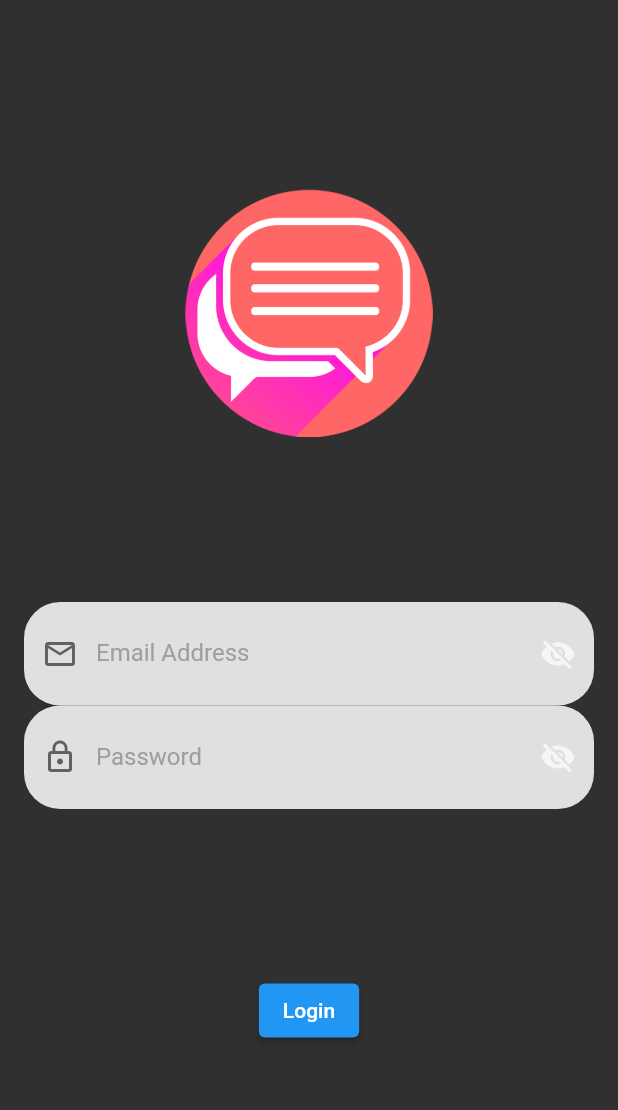
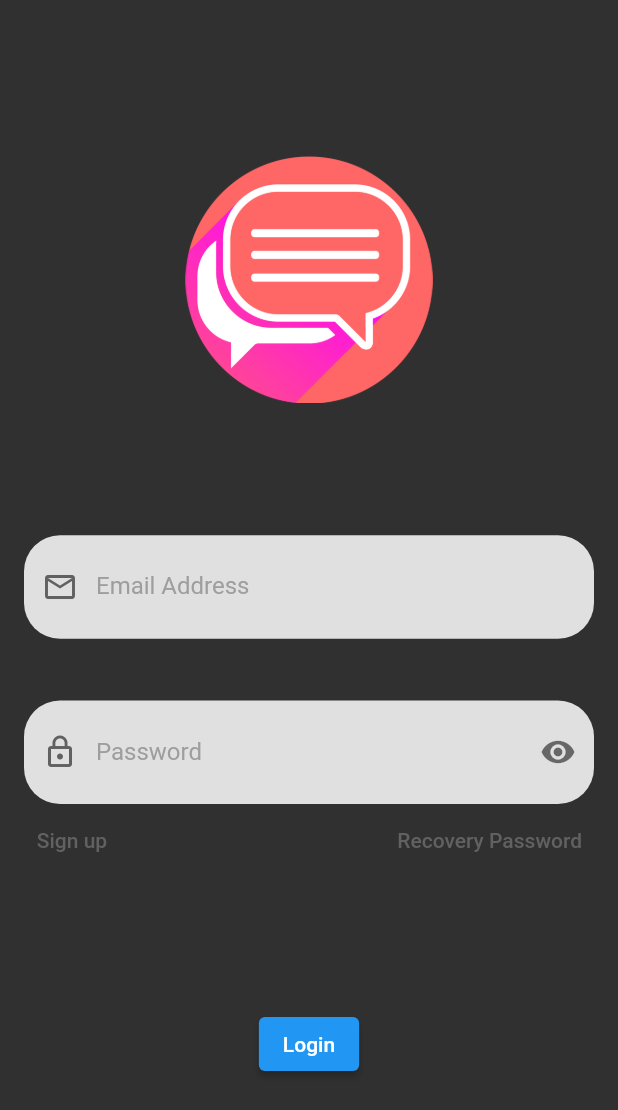
Before and after one commit to devguusta/Chat, a Flutter app: the screen it shows after launch, on a phone screen of 412 x 824 dp. Shown: the top 1110 px of the screen. Run offline on Flutter 3.47's test engine with Material 2 defaults, Android fonts, the phone set to English and light mode, and no system bars; our stand-ins replace firebase_core; accounts and stored records are empty.

Commit message:
feature: adjust login screen and widgets

```diff
--- a/lib/core/shared/widgets/custom_text_form_fiel.dart
+++ b/lib/core/shared/widgets/custom_text_form_fiel.dart
@@ -6,12 +6,14 @@ class CustomTextFormField extends StatelessWidget {
   final String? label;
   final Widget? prefixIcon;
   final TextEditingController? controller;
+  final Widget? suffixIcon;
   const CustomTextFormField({
     Key? key,
     this.hint,
     this.label,
     this.prefixIcon,
     this.controller,
+    this.suffixIcon,
   }) : super(key: key);
 
   @override
@@ -34,7 +36,7 @@ class CustomTextFormField extends StatelessWidget {
           borderSide: const BorderSide(color: Colors.transparent, width: 0),
         ),
         prefixIcon: prefixIcon,
-        suffixIcon: const Icon(Icons.visibility_off),
+        suffixIcon: suffixIcon,
         enabledBorder: OutlineInputBorder(
           borderRadius: BorderRadius.circular(24),
           borderSide: const BorderSide(color: Colors.transparent, width: 0),
--- /dev/null
+++ b/lib/core/shared/widgets/visible_widget.dart
@@ -0,0 +1,29 @@
+import 'package:flutter/material.dart';
+
+class VisibleWidget extends StatefulWidget {
+  const VisibleWidget({
+    Key? key,
+  }) : super(key: key);
+
+  @override
+  State<VisibleWidget> createState() => _VisibleWidgetState();
+}
+
+class _VisibleWidgetState extends State<VisibleWidget> {
+  bool visible = false;
+  @override
+  Widget build(BuildContext context) {
+    return IconButton(
+        icon: Icon(
+          visible ? Icons.visibility_off : Icons.visibility,
+          color: const Color.fromRGBO(0, 0, 0, 0.54),
+        ),
+        onPressed: () {
+          setState(() {
+            visible = !visible;
+          });
+
+          print(visible);
+        });
+  }
+}
--- a/lib/modules/login/presentation/login_page.dart
+++ b/lib/modules/login/presentation/login_page.dart
@@ -2,6 +2,7 @@ import 'package:chat_app/core/shared/widgets/custom_text_form_fiel.dart';
 import 'package:flutter/material.dart';
 
 import '../../../core/helpers/screen_helpers.dart';
+import '../../../core/shared/widgets/visible_widget.dart';
 
 class LoginPage extends StatefulWidget {
   const LoginPage({Key? key}) : super(key: key);
@@ -13,7 +14,9 @@ class LoginPage extends StatefulWidget {
 class _LoginPageState extends State<LoginPage> {
   @override
   Widget build(BuildContext context) {
-    return Scaffold(
+    return GestureDetector(
+      onTap: () => FocusScope.of(context).requestFocus(FocusNode()),
+      child: Scaffold(
         body: Padding(
           padding: const EdgeInsets.all(16),
           child: Column(
@@ -32,10 +35,28 @@ class _LoginPageState extends State<LoginPage> {
                     prefixIcon:
                         Icon(Icons.email_outlined, color: Colors.grey[700]),
                   ),
+                  SizedBox(height: screenHeightPercentage(context, 0.05)),
                   CustomTextFormField(
                     label: "Password",
-                  prefixIcon: Icon(Icons.lock_outline, color: Colors.grey[700]),
+                    prefixIcon:
+                        Icon(Icons.lock_outline, color: Colors.grey[700]),
                     hint: "********",
+                    suffixIcon: const VisibleWidget(),
+                  ),
+                  Row(
+                    mainAxisAlignment: MainAxisAlignment.spaceBetween,
+                    children: [
+                      TextButton(
+                        onPressed: () {},
+                        child: const Text("Sign up"),
+                        style: TextButton.styleFrom(primary: Colors.grey[700]),
+                      ),
+                      TextButton(
+                        onPressed: () {},
+                        child: const Text("Recovery Password"),
+                        style: TextButton.styleFrom(primary: Colors.grey[700]),
+                      ),
+                    ],
                   ),
                 ],
               ),
@@ -46,6 +67,7 @@ class _LoginPageState extends State<LoginPage> {
             ],
           ),
         ),
+      ),
     );
   }
 }
```
Lines whose indentation alone changed are shown as unchanged.
